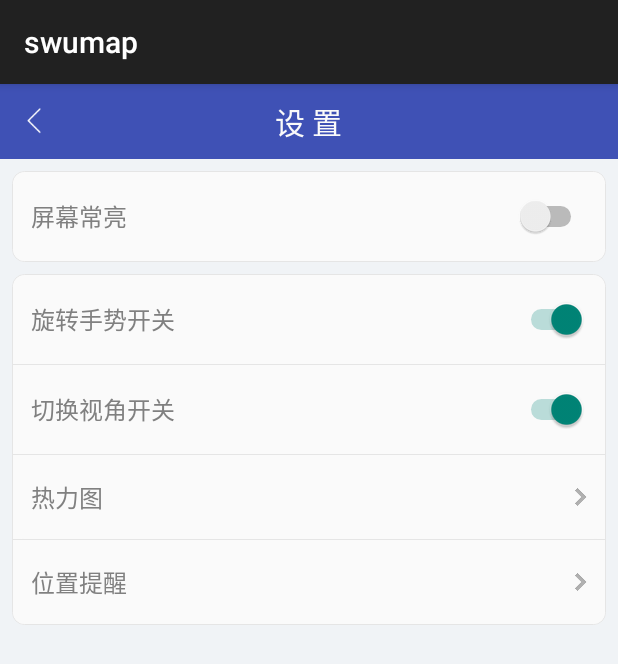
After one commit to xqwgiser/swumap2.0, an Android app: the fragment Setting shown on its own in the app's theme, on a phone screen of 412 x 824 dp. The commit adds this screen. Shown: the top 664 px of the screen. Run offline under Robolectric (Android 15) with nearby library versions, the phone set to English and light mode, and no system bars.

Commit message:
设置功能完成

```diff
--- a/app/src/main/java/com/example/xqw/swumap/MainActivity.java
+++ b/app/src/main/java/com/example/xqw/swumap/MainActivity.java
@@ -5,7 +5,9 @@ import android.app.AlertDialog;
 import android.app.Dialog;
 import android.content.DialogInterface;
 import android.content.Intent;
+import android.content.SharedPreferences;
 import android.os.Bundle;
+import android.os.PowerManager;
 import android.preference.DialogPreference;
 import android.view.Gravity;
 import android.view.View;
@@ -26,6 +28,7 @@ import com.baidu.mapapi.map.MapStatusUpdateFactory;
 import com.baidu.mapapi.map.MapView;
 import com.baidu.mapapi.map.MyLocationConfiguration;
 import com.baidu.mapapi.map.MyLocationData;
+import com.baidu.mapapi.map.UiSettings;
 import com.baidu.mapapi.model.LatLng;
 import com.getbase.floatingactionbutton.FloatingActionButton;
 import com.getbase.floatingactionbutton.FloatingActionsMenu;
@@ -46,11 +49,20 @@ public class MainActivity extends Activity {
     BDLocation myLocation=null;
     MapStatus ms=null;
     MapStatusUpdate u=null;
+    SharedPreferences sharedPreferences;
+    UiSettings mUiSettings;
+    PowerManager powerManager = null;
+    PowerManager.WakeLock wakeLock = null;
     @Override
     protected void onCreate(Bundle savedInstanceState) {
         super.onCreate(savedInstanceState);
         SDKInitializer.initialize(getApplicationContext());//SDK初始化，建议放置于Application类中完成
         setContentView(R.layout.activity_main);
+        //创建设置sharedpreferences,保存设置内容
+        sharedPreferences=getSharedPreferences("setting", MODE_PRIVATE);
+        //屏幕常亮设置
+        powerManager = (PowerManager)this.getSystemService(this.POWER_SERVICE);
+        wakeLock = this.powerManager.newWakeLock(PowerManager.SCREEN_DIM_WAKE_LOCK, "My Lock");
         requestLocButton = (ImageButton) findViewById(R.id.locButton);
         mCurrentMode = MyLocationConfiguration.LocationMode.NORMAL;//定位模式默认为普通
         //创建监听器，实现通过按钮切换定位模式
@@ -93,6 +105,7 @@ public class MainActivity extends Activity {
         ms=new MapStatus.Builder(baiduMap.getMapStatus()).zoom(17).build();
         u = MapStatusUpdateFactory.newMapStatus(ms);
         baiduMap.animateMapStatus(u);
+        initUISetting();//初始化UI设置
         mLocationClient = new LocationClient(getApplicationContext());//声明LocationClient类
         mLocationClient.registerLocationListener(myListener);  //注册LocationClient的监听事件
         LocationClientOption option = new LocationClientOption();//创建定位配置
@@ -121,7 +134,7 @@ public class MainActivity extends Activity {
                     @Override
                     public void onCheckedChanged(RadioGroup group, int checkedId) {
 
-                        switch (group.getCheckedRadioButtonId()){
+                        switch (group.getCheckedRadioButtonId()) {
                             case R.id.map_plain:
                                 baiduMap.setMapType(BaiduMap.MAP_TYPE_NORMAL);
                                 ms = new MapStatus.Builder(baiduMap.getMapStatus()).overlook(0).build();
@@ -168,6 +181,20 @@ public class MainActivity extends Activity {
                 startActivity(intent);
             }
         });
+        FloatingActionButton Mine=(FloatingActionButton)findViewById(R.id.action_setting);
+        Mine.setOnClickListener(new View.OnClickListener() {
+            @Override
+            public void onClick(View v) {
+                Intent intent=new Intent(MainActivity.this,OtherActivity.class);
+                intent.putExtra("fragment_tag",OtherActivity.SETTING);
+                startActivity(intent);
+            }
+        });
+    }
+    private void initUISetting(){
+        mUiSettings=baiduMap.getUiSettings();
+        mUiSettings.setRotateGesturesEnabled(sharedPreferences.getBoolean("romate",true));
+        mUiSettings.setOverlookingGesturesEnabled(sharedPreferences.getBoolean("overlook",true));
     }
 
     @Override
@@ -184,14 +211,20 @@ public class MainActivity extends Activity {
     protected void onResume() {
         mMapView.onResume();
         super.onResume();
-
+        //判断屏幕是否设置常亮
+        if(sharedPreferences.getBoolean("screenlight",false)){
+            wakeLock.acquire();
+        }
+        initUISetting();
     }
 
     @Override
     protected void onPause() {
         mMapView.onPause();
         super.onPause();
-
+        if(sharedPreferences.getBoolean("screenlight",false)){
+            wakeLock.release();
+        }
     }
 
     @Override
--- a/app/src/main/java/com/example/xqw/swumap/OtherActivity.java
+++ b/app/src/main/java/com/example/xqw/swumap/OtherActivity.java
@@ -12,6 +12,7 @@ public class OtherActivity extends Activity {
     int FRAGMENT_TAG=0;
     final static int ROUT_PLAN=1;
     final static int POI_SEARCH=2;
+    final static int SETTING=3;
     @Override
     protected void onCreate(Bundle savedInstanceState) {
         super.onCreate(savedInstanceState);
@@ -29,6 +30,10 @@ public class OtherActivity extends Activity {
                 fragmentTransaction.replace(R.id.id_content,new POISearch(),"POI_search");
                 fragmentTransaction.commit();
                 break;
+            case SETTING:
+                fragmentTransaction.replace(R.id.id_content,new Setting(),"setting");
+                fragmentTransaction.commit();
+                break;
         }
     }
 
--- /dev/null
+++ b/app/src/main/java/com/example/xqw/swumap/Setting.java
@@ -0,0 +1,110 @@
+package com.example.xqw.swumap;
+
+import android.app.Fragment;
+import android.content.Context;
+import android.content.Intent;
+import android.content.SharedPreferences;
+import android.os.Bundle;
+import android.support.annotation.Nullable;
+import android.view.LayoutInflater;
+import android.view.View;
+import android.view.ViewGroup;
+import android.widget.CompoundButton;
+import android.widget.ImageButton;
+import android.widget.LinearLayout;
+import android.widget.Switch;
+import android.widget.Toast;
+
+/**
+ * Created by xqw on 2015/9/30.
+ */
+public class Setting extends Fragment implements View.OnClickListener,CompoundButton.OnCheckedChangeListener {
+    ImageButton Back;
+    LinearLayout screenLight;
+    Switch screenLightBtn;
+    LinearLayout romate;
+    Switch romateBtn;
+    LinearLayout overlook;
+    Switch overlookBtn;
+    LinearLayout heatMap;
+    LinearLayout positionRemind;
+    SharedPreferences sharedPreferences;
+    @Nullable
+    @Override
+    public View onCreateView(LayoutInflater inflater, ViewGroup container, Bundle savedInstanceState) {
+        View view=inflater.inflate(R.layout.setting,container,false);
+        Back=(ImageButton)view.findViewById(R.id.back);
+        screenLight=(LinearLayout)view.findViewById(R.id.screen_light);
+        screenLightBtn=(Switch)view.findViewById(R.id.screen_light_btn);
+        romate=(LinearLayout)view.findViewById(R.id.romate);
+        romateBtn=(Switch)view.findViewById(R.id.romate_btn);
+        overlook=(LinearLayout)view.findViewById(R.id.overlook);
+        overlookBtn=(Switch)view.findViewById(R.id.overlook_btn);
+        heatMap=(LinearLayout)view.findViewById(R.id.heat_map);
+        positionRemind=(LinearLayout)view.findViewById(R.id.position_remind);
+        return view;
+    }
+
+    @Override
+    public void onActivityCreated(Bundle savedInstanceState) {
+        super.onActivityCreated(savedInstanceState);
+        Back.setOnClickListener(this);
+        screenLight.setOnClickListener(this);
+        romate.setOnClickListener(this);
+        overlook.setOnClickListener(this);
+        heatMap.setOnClickListener(this);
+        positionRemind.setOnClickListener(this);
+        screenLightBtn.setOnCheckedChangeListener(this);
+        romateBtn.setOnCheckedChangeListener(this);
+        overlookBtn.setOnCheckedChangeListener(this);
+        sharedPreferences=getActivity().getSharedPreferences("setting", Context.MODE_PRIVATE);
+        screenLightBtn.setChecked(sharedPreferences.getBoolean("screenlight",false));
+        romateBtn.setChecked(sharedPreferences.getBoolean("romate",true));
+        overlookBtn.setChecked(sharedPreferences.getBoolean("overlook",true));
+    }
+
+    @Override
+    public void onClick(View v) {
+        switch (v.getId()){
+            case R.id.back:
+                Intent intent=new Intent(getActivity(),MainActivity.class);
+                startActivity(intent);
+                break;
+            case R.id.screen_light:
+                Toast.makeText(getActivity(),"开启后保持屏幕常亮",Toast.LENGTH_SHORT).show();
+                break;
+            case R.id.romate:
+                Toast.makeText(getActivity(),"双指旋转切换地图方向",Toast.LENGTH_SHORT).show();
+                break;
+            case R.id.overlook:
+                Toast.makeText(getActivity(),"双指下滑切换3d视图",Toast.LENGTH_SHORT).show();
+                break;
+            case R.id.heat_map:
+                break;
+            case R.id.position_remind:
+                break;
+        }
+    }
+
+    @Override
+    public void onCheckedChanged(CompoundButton buttonView, boolean isChecked) {
+        SharedPreferences.Editor editor =sharedPreferences.edit();
+        switch (buttonView.getId()){
+            case R.id.screen_light_btn:
+                editor.putBoolean("screenlight",isChecked);
+                editor.commit();
+                break;
+            case R.id.romate_btn:
+                editor.putBoolean("romate",isChecked);
+                editor.commit();
+                break;
+            case R.id.overlook_btn:
+                editor.putBoolean("overlook",isChecked);
+                editor.commit();
+                break;
+
+
+        }
+
+    }
+}
--- /dev/null
+++ b/app/src/main/res/drawable/bg_layout_shape.xml
@@ -0,0 +1,7 @@
+<?xml version="1.0" encoding="utf-8"?>
+<shape xmlns:android="http://schemas.android.com/apk/res/android" >
+    <corners android:topRightRadius="8dp" android:topLeftRadius="8dp"/>
+    <corners android:radius="8dp"/>
+    <solid android:color="@color/white"/>
+    <stroke android:width="1px" android:color="@color/background"/>
+</shape>
--- /dev/null
+++ b/app/src/main/res/drawable/bottom_layout_selector.xml
@@ -0,0 +1,6 @@
+<?xml version="1.0" encoding="utf-8"?>
+<selector xmlns:android="http://schemas.android.com/apk/res/android" >
+    <item android:state_pressed="true" android:drawable="@drawable/bottom_select"></item>
+    <item android:state_focused="true" android:drawable="@drawable/bottom_select"></item>
+    <item android:drawable="@drawable/bottom_unselect"></item>
+</selector>
--- /dev/null
+++ b/app/src/main/res/drawable/bottom_select.xml
@@ -0,0 +1,5 @@
+<?xml version="1.0" encoding="utf-8"?>
+<shape xmlns:android="http://schemas.android.com/apk/res/android" >
+    <solid android:color="@color/background"/>
+    <corners android:bottomLeftRadius="8dp" android:bottomRightRadius="8dp"/>
+</shape>
--- /dev/null
+++ b/app/src/main/res/drawable/bottom_unselect.xml
@@ -0,0 +1,5 @@
+<?xml version="1.0" encoding="utf-8"?>
+<shape xmlns:android="http://schemas.android.com/apk/res/android" >
+    <solid android:color="@color/white"/>
+    <corners android:bottomLeftRadius="8dp" android:bottomRightRadius="8dp"/>
+</shape>
--- /dev/null
+++ b/app/src/main/res/drawable/mid_layout_selector.xml
@@ -0,0 +1,18 @@
+<?xml version="1.0" encoding="utf-8"?>
+<selector xmlns:android="http://schemas.android.com/apk/res/android" >
+    <item android:state_pressed="true">
+        <shape >
+            <solid android:color="@color/background"/>
+        </shape>
+    </item>
+    <item android:state_focused="true">
+         <shape >
+            <solid android:color="@color/background"/>
+        </shape>
+    </item>
+    <item>
+         <shape >
+            <solid android:color="@color/white"/>
+        </shape>
+    </item>
+</selector>
--- /dev/null
+++ b/app/src/main/res/drawable/single_layout_selector.xml
@@ -0,0 +1,6 @@
+<?xml version="1.0" encoding="utf-8"?>
+<selector xmlns:android="http://schemas.android.com/apk/res/android" >
+    <item android:state_pressed="true" android:drawable="@drawable/single_select"></item>
+    <item android:state_focused="true" android:drawable="@drawable/single_select"></item>
+    <item android:drawable="@drawable/single_unselect"></item>
+</selector>
--- /dev/null
+++ b/app/src/main/res/drawable/single_select.xml
@@ -0,0 +1,5 @@
+<?xml version="1.0" encoding="utf-8"?>
+<shape xmlns:android="http://schemas.android.com/apk/res/android" >
+    <solid android:color="@color/background"/>
+    <corners android:radius="8dp"/>
+</shape>
--- /dev/null
+++ b/app/src/main/res/drawable/single_unselect.xml
@@ -0,0 +1,5 @@
+<?xml version="1.0" encoding="utf-8"?>
+<shape xmlns:android="http://schemas.android.com/apk/res/android" >
+    <solid android:color="@color/white"/>
+    <corners android:radius="8dp"/>
+</shape>
--- /dev/null
+++ b/app/src/main/res/drawable/toggle_btn.xml
@@ -0,0 +1,7 @@
+<?xml version="1.0" encoding="utf-8"?>
+<selector xmlns:android="http://schemas.android.com/apk/res/android">
+<item android:state_checked="true"
+    android:drawable="@drawable/set_checkin_icon"/>
+    <item android:state_checked="false"
+        android:drawable="@drawable/set_checkout_icon"/>
+</selector>
--- /dev/null
+++ b/app/src/main/res/drawable/top_layout_selector.xml
@@ -0,0 +1,6 @@
+<?xml version="1.0" encoding="utf-8"?>
+<selector xmlns:android="http://schemas.android.com/apk/res/android" >
+    <item android:state_pressed="true" android:drawable="@drawable/top_select"></item>
+    <item android:state_focused="true" android:drawable="@drawable/top_select"></item>
+    <item android:drawable="@drawable/top_unselect"></item>
+</selector>
--- /dev/null
+++ b/app/src/main/res/drawable/top_select.xml
@@ -0,0 +1,5 @@
+<?xml version="1.0" encoding="utf-8"?>
+<shape xmlns:android="http://schemas.android.com/apk/res/android" >
+    <solid android:color="@color/background"/>
+    <corners android:topRightRadius="8dp" android:topLeftRadius="8dp"/>
+</shape>
--- /dev/null
+++ b/app/src/main/res/drawable/top_unselect.xml
@@ -0,0 +1,5 @@
+<?xml version="1.0" encoding="utf-8"?>
+<shape xmlns:android="http://schemas.android.com/apk/res/android" >
+    <solid android:color="@color/white"/>
+    <corners android:topRightRadius="8dp" android:topLeftRadius="8dp"/>
+</shape>
--- /dev/null
+++ b/app/src/main/res/layout/setting.xml
@@ -0,0 +1,85 @@
+<?xml version="1.0" encoding="utf-8"?>
+<LinearLayout xmlns:android="http://schemas.android.com/apk/res/android"
+    android:orientation="vertical" android:layout_width="match_parent"
+    android:layout_height="match_parent"
+    android:background="#F0F3F6">
+    <RelativeLayout
+        android:id="@+id/title"
+        android:layout_width="match_parent"
+        android:layout_height="50dp"
+        android:background="#3f51b5">
+        <ImageButton
+            android:id="@+id/back"
+            android:layout_width="50dp"
+            android:layout_height="50dp"
+            android:layout_alignParentLeft="true"
+            android:src="@drawable/back_white_arrow_normal"
+            android:background="@drawable/btn_back" />
+        <TextView
+            android:layout_width="wrap_content"
+            android:layout_height="wrap_content"
+            android:layout_gravity="center"
+            android:layout_centerInParent="true"
+            android:text="设 置"
+            android:textSize="20sp"
+            android:textColor="@color/white"/>
+    </RelativeLayout>
+    <LinearLayout style="@style/wrap_layout">
+        <LinearLayout
+            style="@style/single_layout"
+            android:id="@+id/screen_light">
+            <TextView
+                style="@style/usertext"
+                android:text="屏幕常亮"/>
+           <Switch
+               android:id="@+id/screen_light_btn"
+               android:layout_width="wrap_content"
+               android:layout_height="wrap_content" />
+        </LinearLayout>
+    </LinearLayout>
+    <LinearLayout style="@style/wrap_layout" >
+        <LinearLayout
+            style="@style/top_layout"
+            android:id="@+id/romate">
+        <TextView
+            style="@style/usertext"
+            android:text="旋转手势开关" />
+            <Switch
+                android:id="@+id/romate_btn"
+                android:layout_width="wrap_content"
+                android:layout_height="wrap_content"
+                android:checked="true"/>
+        </LinearLayout>
+        <View style="@style/bg_line"/>
+        <LinearLayout
+            style="@style/mid_layout"
+            android:id="@+id/overlook">
+            <TextView
+                style="@style/usertext"
+                android:text="切换视角开关" />
+            <Switch
+                android:id="@+id/overlook_btn"
+                android:layout_width="wrap_content"
+                android:layout_height="wrap_content"
+                android:checked="true"/>
+        </LinearLayout>
+        <View style="@style/bg_line"/>
+        <LinearLayout
+            style="@style/bottom_layout"
+            android:id="@+id/heat_map">
+            <TextView
+                style="@style/usertext"
+                android:text="热力图" />
+            <ImageView style="@style/img_arrow"/>
+        </LinearLayout>
+        <View style="@style/bg_line"/>
+        <LinearLayout
+            android:id="@+id/position_remind"
+            style="@style/bottom_layout">
+            <TextView
+                style="@style/usertext"
+                android:text="位置提醒" />
+            <ImageView style="@style/img_arrow"/>
+        </LinearLayout>
+    </LinearLayout>
+</LinearLayout>
--- a/app/src/main/res/values/styles.xml
+++ b/app/src/main/res/values/styles.xml
@@ -8,5 +8,68 @@
 <style name="AppTheme" parent="Theme.AppCompat.Light.DarkActionBar">
     <!-- Customize your theme here. -->
 </style>
+    <!-- 最外层样式 -->
+    2     <style name="wrap_layout">
+    3         <item name="android:orientation">vertical</item>
+    4         <item name="android:layout_height">wrap_content</item>
+    5         <item name="android:layout_width">match_parent</item>
+    6         <item name="android:layout_marginLeft">8dp</item>
+    7         <item name="android:layout_marginRight">8dp</item>
+    8         <item name="android:layout_marginTop">8dp</item>
+    9         <item name="android:padding">1px</item>
+    10         <item name="android:background">@drawable/bg_layout_shape</item>
+    11
+    12     </style>
+    13
+    14     <!-- 共用层样式 -->
+    15     <style name="base_layout">
+    16         <item name="android:orientation">horizontal</item>
+    17          <item name="android:layout_width">match_parent</item>
+    18          <item name="android:layout_height">wrap_content</item>
+    19          <item name="android:paddingTop">16dp</item>
+    20          <item name="android:paddingBottom">16dp</item>
+    21          <item name="android:paddingLeft">12dp</item>
+    22          <item name="android:paddingRight">12dp</item>
+    23         <item name="android:gravity">center_vertical</item>
+    24          <item name="android:focusable">true</item>
+    25         <item name="android:clickable">true</item>
+    26     </style>
+    <style name="usertext">
+                 <item name="android:textSize">16dp</item>
+                 <item name="android:textColor">@color/half_black</item>
+                 <item name="android:layout_width">wrap_content</item>
+                 <item name="android:layout_height">wrap_content</item>
+                <item name="android:layout_weight">1</item>
+            </style>
+    <style name="bg_line">
+                 <item name="android:layout_width">match_parent</item>
+                 <item name="android:layout_height">1px</item>
+                 <item name="android:background">@color/background</item>
+             </style>
+    <!-- 上圆角样式 -->
+    2     <style name="top_layout" parent="base_layout">
+    3         <item name="android:background">@drawable/top_layout_selector</item>
+    4     </style>
+    5
+    6
+    7     <!--无圆角样式  -->
+    8     <style name="mid_layout" parent="base_layout">
+    9          <item name="android:background">@drawable/mid_layout_selector</item>
+    10     </style>
+    11
+    12         <!-- 下圆角样式 -->
+    13     <style name="bottom_layout"  parent="base_layout">
+    14           <item name="android:background">@drawable/bottom_layout_selector</item>
+    15     </style>
+    16
+    17     <!-- 全圆角样式 -->
+    18     <style name="single_layout" parent="base_layout">
+    19         <item name="android:background">@drawable/single_layout_selector</item>
+    20     </style>
+    <style name="img_arrow">
+        <item name="android:layout_width">wrap_content</item>
+        <item name="android:layout_height">wrap_content</item>
+        <item name="android:src">@drawable/setting_arrow</item>
 
+    </style>
 </resources>
```
Also changed, not shown: app/src/main/res/drawable-hdpi/setting_arrow.png (added), app/src/main/res/drawable-xhdpi/set_checkin_icon.png (added), app/src/main/res/drawable-xhdpi/set_checkout_icon.png (added).
